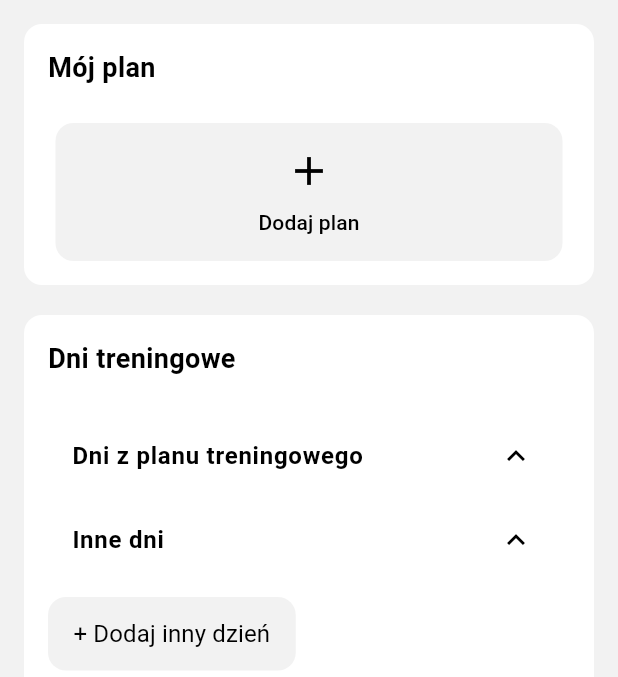
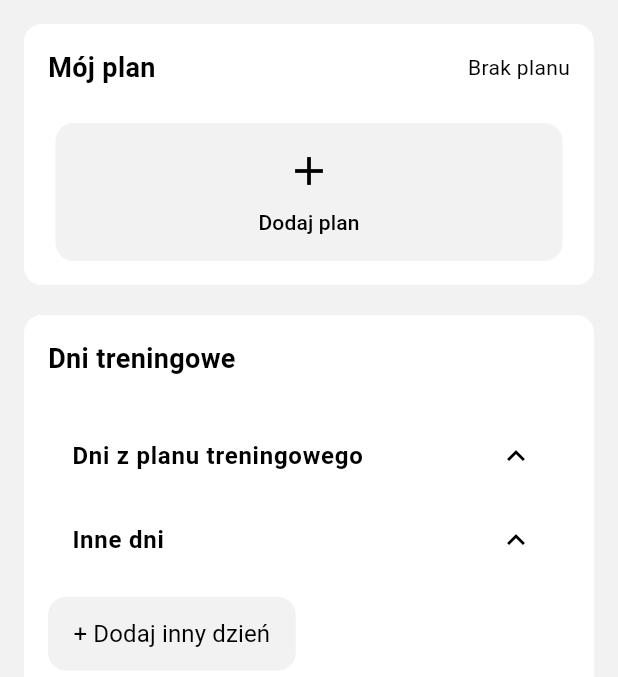
Before and after one commit to stanislawkaczmarek1/LiftDayApp, a Flutter app: the MainView screen opened directly, item 2 of the bottom bar chosen, on a phone screen of 412 x 824 dp, the part 84-761 px from its top. Run offline on Flutter 3.47's test engine with Material 3 defaults, Android fonts, the phone set to English and light mode, and no system bars; our stand-ins replace bloc, flutter_bloc, shared_preferences, sqflite, table_calendar; accounts and stored records are empty.

Commit message:
replacement and adding plan from main view

```diff
--- a/lib/sevices/bloc/app_event.dart
+++ b/lib/sevices/bloc/app_event.dart
@@ -68,3 +68,11 @@ class EditEventEndedEdition extends EditEvent {
 class EditEventPushDeletePlanButton extends EditEvent {
   const EditEventPushDeletePlanButton();
 }
+
+class ConfigEventAddPlanFromMainView extends ConfigEvent {
+  const ConfigEventAddPlanFromMainView();
+}
+
+class ConfigEventChangePlanFromMainView extends ConfigEvent {
+  const ConfigEventChangePlanFromMainView();
+}
--- a/lib/sevices/bloc/edit_bloc.dart
+++ b/lib/sevices/bloc/edit_bloc.dart
@@ -38,7 +38,7 @@ class EditBloc extends Bloc<EditEvent, EditState> {
       (event, emit) async {
         final exerciseService = ExerciseService();
         await exerciseService.deleteTrainingDaysFromPlan();
-        await exerciseService.deleteTrainingDayFromTomorrowToEndOfDates();
+        await exerciseService.deleteExercisesAndSetsFromTomorrowToEndOfDates();
         final settingsService = SettingsService();
         settingsService.setHasPlanFlag(false);
         emit(const EditStatePlanDeleted());
--- a/lib/sevices/settings/settings_service.dart
+++ b/lib/sevices/settings/settings_service.dart
@@ -9,6 +9,7 @@ class SettingsService {
 
   static const String _isConfiguredKey = 'isConfigured';
   static const String _hasPlanKey = 'hasPlan';
+  static const String _planEndingDigitDateKey = 'planEndingDigitDate';
 
   Future<void> init() async {
     _preferences = await SharedPreferences.getInstance();
@@ -41,4 +42,14 @@ class SettingsService {
     _ensureInitialized();
     return _preferences.getBool(_hasPlanKey) ?? false;
   }
+
+  Future<void> setPlanEndingDigitDate(String value) async {
+    _ensureInitialized();
+    await _preferences.setString(_planEndingDigitDateKey, value);
+  }
+
+  String? planEndingDigitDate() {
+    _ensureInitialized();
+    return _preferences.getString(_planEndingDigitDateKey);
+  }
 }
--- a/lib/view/pages/plans_pages.dart
+++ b/lib/view/pages/plans_pages.dart
@@ -1,9 +1,10 @@
 import 'package:flutter/material.dart';
-import 'package:flutter/widgets.dart';
 import 'package:flutter_bloc/flutter_bloc.dart';
+import 'package:intl/intl.dart';
 import 'package:liftday/dialogs/are_you_sure_to_delate_plan.dart';
 import 'package:liftday/sevices/bloc/app_event.dart';
 import 'package:liftday/sevices/bloc/app_state.dart';
+import 'package:liftday/sevices/bloc/config_bloc.dart';
 import 'package:liftday/sevices/bloc/edit_bloc.dart';
 import 'package:liftday/sevices/crud/training_day.dart';
 import 'package:liftday/sevices/crud/exercise_service.dart';
@@ -21,6 +22,7 @@ class PlansPage extends StatefulWidget {
 class _PlansPageState extends State<PlansPage> {
   bool isTrainingPlanExpanded = true;
   bool isOtherDaysExpanded = true;
+  late SettingsService _settingsService;
   late bool hasPlan;
 
   Future<List<TrainingDay>> _fetchTrainingDays() async {
@@ -28,10 +30,25 @@ class _PlansPageState extends State<PlansPage> {
     return await exerciseService.getTrainingDays();
   }
 
+  Future<int?> _getDaysUntilEnd() async {
+    final String? planEndingDigitDate = _settingsService.planEndingDigitDate();
+
+    if (planEndingDigitDate != null) {
+      final DateFormat formatter = DateFormat('yyyy-MM-dd');
+      final DateTime lastDate = formatter.parse(planEndingDigitDate);
+      final DateTime now = DateTime.now();
+      final DateTime currentDate = DateTime(now.year, now.month, now.day);
+
+      return lastDate.difference(currentDate).inDays;
+    } else {
+      return null;
+    }
+  }
+
   @override
   void initState() {
-    final settingsService = SettingsService();
-    hasPlan = settingsService.hasPlanFlag();
+    _settingsService = SettingsService();
+    hasPlan = _settingsService.hasPlanFlag();
     super.initState();
   }
 
@@ -64,12 +81,12 @@ class _PlansPageState extends State<PlansPage> {
           }
         }
       },
-      child: SizedBox.expand(
       child: Container(
         color: colorLightGrey,
+        height: MediaQuery.of(context).size.height,
+        child: SingleChildScrollView(
           child: Padding(
             padding: const EdgeInsets.all(16.0),
-            child: SingleChildScrollView(
             child: Column(
               crossAxisAlignment: CrossAxisAlignment.start,
               children: [
@@ -82,6 +99,9 @@ class _PlansPageState extends State<PlansPage> {
                   child: Column(
                     crossAxisAlignment: CrossAxisAlignment.start,
                     children: [
+                      Row(
+                        mainAxisAlignment: MainAxisAlignment.spaceBetween,
+                        children: [
                           const Text(
                             "Mój plan",
                             style: TextStyle(
@@ -89,36 +109,56 @@ class _PlansPageState extends State<PlansPage> {
                               fontWeight: FontWeight.bold,
                             ),
                           ),
+                          FutureBuilder(
+                            future: _getDaysUntilEnd(),
+                            builder: (context, snapshot) {
+                              switch (snapshot.connectionState) {
+                                case ConnectionState.done:
+                                  final daysUntilEnd = snapshot.data;
+                                  return Text(
+                                    (daysUntilEnd != null && hasPlan)
+                                        ? '$daysUntilEnd dni do końca'
+                                        : 'Brak planu',
+                                    style: const TextStyle(fontSize: 14.0),
+                                  );
+
+                                default:
+                                  return const SizedBox(height: 0);
+                              }
+                            },
+                          )
+                        ],
+                      ),
                       const SizedBox(height: 24.0),
                       hasPlan
                           ? Row(
-                                mainAxisAlignment:
-                                    MainAxisAlignment.spaceBetween,
+                              mainAxisAlignment: MainAxisAlignment.spaceBetween,
                               children: [
-                                  _buildTextButton(
-                                      "Zastąp", Icons.autorenew, () {}),
+                                _buildTextButton("Zastąp", Icons.autorenew, () {
+                                  context.read<ConfigBloc>().add(
+                                      const ConfigEventChangePlanFromMainView());
+                                }),
                                 _buildTextButton("Usuń", Icons.delete,
                                     () async {
                                   final delete =
-                                        await showAreYouSureToDeletePlan(
-                                            context);
+                                      await showAreYouSureToDeletePlan(context);
                                   if (delete && context.mounted) {
                                     context.read<EditBloc>().add(
                                         const EditEventPushDeletePlanButton());
                                   }
                                 }),
-                                  _buildTextButton("Udostępnij", Icons.share,
-                                      () {
+                                _buildTextButton("Udostępnij", Icons.share, () {
                                   //_captureAndSharePng();
                                 }),
                               ],
                             )
                           : Row(
-                                mainAxisAlignment:
-                                    MainAxisAlignment.spaceBetween,
+                              mainAxisAlignment: MainAxisAlignment.spaceBetween,
                               children: [
-                                  _buildTextButton(
-                                      "Dodaj plan", Icons.add, () {}),
+                                _buildTextButton("Dodaj plan", Icons.add, () {
+                                  context.read<ConfigBloc>().add(
+                                      const ConfigEventAddPlanFromMainView());
+                                }),
                               ],
                             ),
                     ],
@@ -194,7 +234,6 @@ class _PlansPageState extends State<PlansPage> {
                   ),
                 ),
               ],
-              ),
             ),
           ),
         ),
--- a/lib/view/widgets/ui_elements.dart
+++ b/lib/view/widgets/ui_elements.dart
@@ -34,6 +34,9 @@ AppBar appBar() {
       "assets/liftday_logo.png",
       height: 25,
     ),
+    backgroundColor: Colors.white,
+    elevation: 0,
+    scrolledUnderElevation: 0.0,
   );
 }
 
@@ -43,6 +46,9 @@ AppBar appBarWithButton(String text, void Function() onPressed) {
       "assets/liftday_logo.png",
       height: 25,
     ),
+    backgroundColor: Colors.white,
+    elevation: 0,
+    scrolledUnderElevation: 0.0,
     actions: [
       TextButton(
         onPressed: onPressed,
```
Also changed, not shown: lib/sevices/bloc/config_bloc.dart (+35 -7 lines), lib/sevices/crud/exercise_service.dart (+23 -22 lines), lib/view/widgets/exercise_table.dart (+18 -3 lines). Lines whose indentation alone changed are shown as unchanged.
